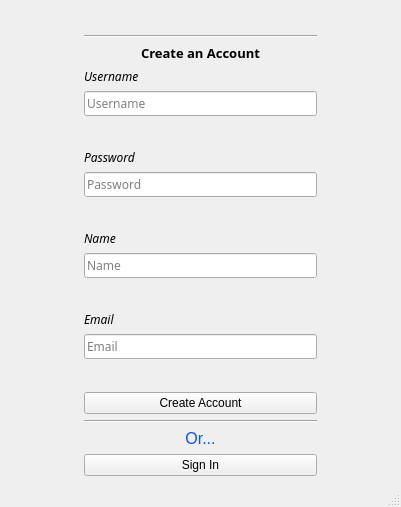
Before: the Qt Designer form ui/createAccount.ui in nfoert/jadelauncher_actionstest, drawn with Qt 5.
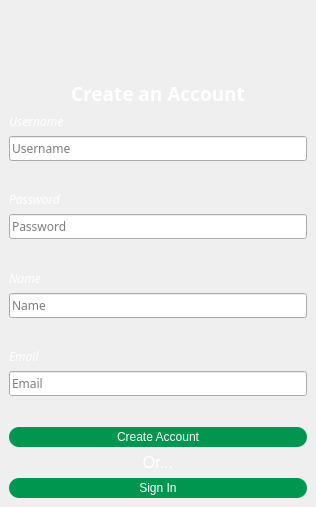
After: the same form once the commit is applied. Icons and pictures are not drawn.

What changed in the file:
```diff
--- a/ui/createAccount.ui
+++ b/ui/createAccount.ui
@@ -6,7 +6,7 @@
    <rect>
     <x>0</x>
     <y>0</y>
-    <width>401</width>
+    <width>316</width>
     <height>507</height>
    </rect>
   </property>
@@ -15,31 +15,39 @@
   </property>
   <property name="windowIcon">
    <iconset resource="../assets.qrc">
-    <normaloff>:/images/assets/jadeIcon.png</normaloff>:/images/assets/jadeIcon.png</iconset>
+    <normaloff>:/icons/assets/icons/jadeIcon.png</normaloff>:/icons/assets/icons/jadeIcon.png</iconset>
+  </property>
+  <property name="styleSheet">
+   <string notr="true">QMainWindow {
+	border-image: url(:/backgrounds/assets/backgrounds/accountBackground.png) 0 0 0 0 stretch stretch;
+}
+</string>
   </property>
   <widget class="QWidget" name="centralwidget">
-   <layout class="QGridLayout" name="gridLayout_3">
-    <item row="0" column="0">
-     <layout class="QVBoxLayout" name="verticalLayout">
-      <item>
        <layout class="QGridLayout" name="gridLayout">
         <item row="0" column="0">
-         <spacer name="horizontalSpacer_3">
+     <layout class="QVBoxLayout" name="verticalLayout_9">
+      <item>
+       <layout class="QVBoxLayout" name="verticalLayout_2">
+        <item>
+         <layout class="QVBoxLayout" name="verticalLayout">
+          <item>
+           <spacer name="verticalSpacer_2">
           <property name="orientation">
-           <enum>Qt::Horizontal</enum>
+             <enum>Qt::Vertical</enum>
           </property>
           <property name="sizeType">
            <enum>QSizePolicy::Fixed</enum>
           </property>
           <property name="sizeHint" stdset="0">
            <size>
-            <width>115</width>
+              <width>20</width>
             <height>20</height>
            </size>
           </property>
          </spacer>
         </item>
-        <item row="0" column="1">
+          <item alignment="Qt::AlignHCenter">
          <widget class="QLabel" name="topBox_image">
           <property name="sizePolicy">
            <sizepolicy hsizetype="Fixed" vsizetype="Fixed">
@@ -47,10 +55,16 @@
             <verstretch>0</verstretch>
            </sizepolicy>
           </property>
+            <property name="minimumSize">
+             <size>
+              <width>165</width>
+              <height>25</height>
+             </size>
+            </property>
           <property name="maximumSize">
            <size>
-            <width>130</width>
-            <height>99</height>
+              <width>165</width>
+              <height>25</height>
            </size>
           </property>
           <property name="text">
@@ -64,50 +78,23 @@
           </property>
          </widget>
         </item>
-        <item row="0" column="2">
-         <spacer name="horizontalSpacer_4">
+          <item>
+           <spacer name="verticalSpacer">
           <property name="orientation">
-           <enum>Qt::Horizontal</enum>
+             <enum>Qt::Vertical</enum>
           </property>
           <property name="sizeType">
            <enum>QSizePolicy::Fixed</enum>
           </property>
           <property name="sizeHint" stdset="0">
            <size>
-            <width>115</width>
+              <width>20</width>
             <height>20</height>
            </size>
           </property>
          </spacer>
         </item>
        </layout>
-      </item>
-      <item>
-       <layout class="QGridLayout" name="gridLayout_2">
-        <item row="0" column="0">
-         <spacer name="horizontalSpacer">
-          <property name="orientation">
-           <enum>Qt::Horizontal</enum>
-          </property>
-          <property name="sizeType">
-           <enum>QSizePolicy::Fixed</enum>
-          </property>
-          <property name="sizeHint" stdset="0">
-           <size>
-            <width>75</width>
-            <height>20</height>
-           </size>
-          </property>
-         </spacer>
-        </item>
-        <item row="0" column="1">
-         <layout class="QVBoxLayout" name="mainBox">
-          <item>
-           <widget class="Line" name="line_3">
-            <property name="orientation">
-             <enum>Qt::Horizontal</enum>
-            </property>
-           </widget>
           </item>
           <item>
            <widget class="QLabel" name="mainBox_text">
@@ -116,26 +103,36 @@
               <family>Segoe UI Light</family>
              </font>
             </property>
+          <property name="styleSheet">
+           <string notr="true">color: rgb(255, 255, 255);</string>
+          </property>
             <property name="text">
-             <string>&lt;html&gt;&lt;head/&gt;&lt;body&gt;&lt;p align=&quot;center&quot;&gt;&lt;span style=&quot; font-size:10pt; font-weight:600;&quot;&gt;Create an Account&lt;/span&gt;&lt;/p&gt;&lt;/body&gt;&lt;/html&gt;</string>
+           <string>&lt;html&gt;&lt;head/&gt;&lt;body&gt;&lt;p align=&quot;center&quot;&gt;&lt;span style=&quot; font-size:14pt; font-weight:600;&quot;&gt;Create an Account&lt;/span&gt;&lt;/p&gt;&lt;/body&gt;&lt;/html&gt;</string>
             </property>
            </widget>
           </item>
+       </layout>
+      </item>
           <item>
-           <layout class="QGridLayout" name="usernameBox">
-            <item row="0" column="0">
+       <layout class="QVBoxLayout" name="verticalLayout_7">
+        <item>
+         <layout class="QVBoxLayout" name="verticalLayout_3">
+          <item>
              <widget class="QLabel" name="usernameBox_text">
               <property name="font">
                <font>
                 <family>Segoe UI Light</family>
                </font>
               </property>
+            <property name="styleSheet">
+             <string notr="true">color: rgb(255, 255, 255);</string>
+            </property>
               <property name="text">
-               <string>&lt;html&gt;&lt;head/&gt;&lt;body&gt;&lt;p&gt;&lt;span style=&quot; font-style:italic;&quot;&gt;Username&lt;/span&gt;&lt;/p&gt;&lt;/body&gt;&lt;/html&gt;</string>
+             <string>&lt;html&gt;&lt;head/&gt;&lt;body&gt;&lt;p&gt;&lt;span style=&quot; font-size:9pt; font-style:italic;&quot;&gt;Username&lt;/span&gt;&lt;/p&gt;&lt;/body&gt;&lt;/html&gt;</string>
               </property>
              </widget>
             </item>
-            <item row="1" column="0">
+          <item>
              <widget class="QLineEdit" name="usernameBox_edit">
               <property name="font">
                <font>
@@ -145,6 +142,9 @@
               <property name="statusTip">
                <string>Please type your username</string>
               </property>
+            <property name="styleSheet">
+             <string notr="true"/>
+            </property>
               <property name="inputMask">
                <string/>
               </property>
@@ -165,33 +165,36 @@
            </layout>
           </item>
           <item>
-           <spacer name="verticalSpacer_2">
+         <spacer name="verticalSpacer_3">
             <property name="orientation">
              <enum>Qt::Vertical</enum>
             </property>
             <property name="sizeHint" stdset="0">
              <size>
               <width>20</width>
-              <height>13</height>
+            <height>40</height>
              </size>
             </property>
            </spacer>
           </item>
           <item>
-           <layout class="QGridLayout" name="passwordBox">
-            <item row="0" column="0">
+         <layout class="QVBoxLayout" name="verticalLayout_4">
+          <item>
              <widget class="QLabel" name="passwordBox_text">
               <property name="font">
                <font>
                 <family>Segoe UI Light</family>
                </font>
               </property>
+            <property name="styleSheet">
+             <string notr="true">color: rgb(255, 255, 255);</string>
+            </property>
               <property name="text">
-               <string>&lt;html&gt;&lt;head/&gt;&lt;body&gt;&lt;p&gt;&lt;span style=&quot; font-style:italic;&quot;&gt;Password&lt;/span&gt;&lt;/p&gt;&lt;/body&gt;&lt;/html&gt;</string>
+             <string>&lt;html&gt;&lt;head/&gt;&lt;body&gt;&lt;p&gt;&lt;span style=&quot; font-size:9pt; font-style:italic;&quot;&gt;Password&lt;/span&gt;&lt;/p&gt;&lt;/body&gt;&lt;/html&gt;</string>
               </property>
              </widget>
             </item>
-            <item row="1" column="0">
+          <item>
              <widget class="QLineEdit" name="passwordBox_edit">
               <property name="font">
                <font>
@@ -221,33 +224,36 @@
            </layout>
           </item>
           <item>
-           <spacer name="verticalSpacer">
+         <spacer name="verticalSpacer_4">
             <property name="orientation">
              <enum>Qt::Vertical</enum>
             </property>
             <property name="sizeHint" stdset="0">
              <size>
               <width>20</width>
-              <height>13</height>
+            <height>40</height>
              </size>
             </property>
            </spacer>
           </item>
           <item>
-           <layout class="QGridLayout" name="nameBox">
-            <item row="0" column="0">
+         <layout class="QVBoxLayout" name="verticalLayout_5">
+          <item>
              <widget class="QLabel" name="nameBox_text">
               <property name="font">
                <font>
                 <family>Segoe UI Light</family>
                </font>
               </property>
+            <property name="styleSheet">
+             <string notr="true">color: rgb(255, 255, 255);</string>
+            </property>
               <property name="text">
                <string>&lt;html&gt;&lt;head/&gt;&lt;body&gt;&lt;p&gt;&lt;span style=&quot; font-style:italic;&quot;&gt;Name&lt;/span&gt;&lt;/p&gt;&lt;/body&gt;&lt;/html&gt;</string>
               </property>
              </widget>
             </item>
-            <item row="1" column="0">
+          <item>
              <widget class="QLineEdit" name="nameBox_edit">
               <property name="font">
                <font>
@@ -277,33 +283,36 @@
            </layout>
           </item>
           <item>
-           <spacer name="verticalSpacer_3">
+         <spacer name="verticalSpacer_5">
             <property name="orientation">
              <enum>Qt::Vertical</enum>
             </property>
             <property name="sizeHint" stdset="0">
              <size>
               <width>20</width>
-              <height>13</height>
+            <height>40</height>
              </size>
             </property>
            </spacer>
           </item>
           <item>
-           <layout class="QGridLayout" name="emailBox">
-            <item row="0" column="0">
+         <layout class="QVBoxLayout" name="verticalLayout_6">
+          <item>
              <widget class="QLabel" name="emailBox_text">
               <property name="font">
                <font>
                 <family>Segoe UI Light</family>
                </font>
               </property>
+            <property name="styleSheet">
+             <string notr="true">color: rgb(255, 255, 255);</string>
+            </property>
               <property name="text">
-               <string>&lt;html&gt;&lt;head/&gt;&lt;body&gt;&lt;p&gt;&lt;span style=&quot; font-style:italic;&quot;&gt;Email&lt;/span&gt;&lt;/p&gt;&lt;/body&gt;&lt;/html&gt;</string>
+             <string>&lt;html&gt;&lt;head/&gt;&lt;body&gt;&lt;p&gt;&lt;span style=&quot; font-size:9pt; font-style:italic;&quot;&gt;Email&lt;/span&gt;&lt;/p&gt;&lt;/body&gt;&lt;/html&gt;</string>
               </property>
              </widget>
             </item>
-            <item row="1" column="0">
+          <item>
              <widget class="QLineEdit" name="emailBox_edit">
               <property name="font">
                <font>
@@ -330,70 +339,112 @@
               </property>
              </widget>
             </item>
-           </layout>
-          </item>
           <item>
-           <spacer name="verticalSpacer_4">
+           <spacer name="verticalSpacer_6">
             <property name="orientation">
              <enum>Qt::Vertical</enum>
             </property>
             <property name="sizeHint" stdset="0">
              <size>
               <width>20</width>
-              <height>13</height>
+              <height>40</height>
              </size>
             </property>
            </spacer>
           </item>
+         </layout>
+        </item>
+       </layout>
+      </item>
+      <item>
+       <layout class="QVBoxLayout" name="verticalLayout_8">
           <item>
            <widget class="QPushButton" name="mainBox_button">
+          <property name="minimumSize">
+           <size>
+            <width>0</width>
+            <height>20</height>
+           </size>
+          </property>
+          <property name="maximumSize">
+           <size>
+            <width>16777215</width>
+            <height>16777215</height>
+           </size>
+          </property>
             <property name="statusTip">
              <string>Create your Account</string>
             </property>
+          <property name="styleSheet">
+           <string notr="true">QPushButton {
+	background-color: rgb(0, 150, 80);
+	border-color: rgb(0, 255, 0);
+	border-radius: 10px;
+	font: 10pt &quot;Calibri&quot;;
+	
+	color: rgb(255, 255, 255);
+}
+
+QPushButton:hover {
+	background-color: rgb(0, 170, 100);
+}
+
+QPushButton:pressed {
+	
+	background-color: rgb(0, 200, 120);
+}</string>
+          </property>
             <property name="text">
              <string>Create Account</string>
             </property>
            </widget>
           </item>
-         </layout>
-        </item>
-        <item row="0" column="2">
-         <spacer name="horizontalSpacer_2">
-          <property name="orientation">
-           <enum>Qt::Horizontal</enum>
-          </property>
-          <property name="sizeType">
-           <enum>QSizePolicy::Fixed</enum>
-          </property>
-          <property name="sizeHint" stdset="0">
-           <size>
-            <width>75</width>
-            <height>20</height>
-           </size>
-          </property>
-         </spacer>
-        </item>
-        <item row="1" column="1">
-         <layout class="QVBoxLayout" name="switchWindowBox">
-          <item>
-           <widget class="Line" name="line_4">
-            <property name="orientation">
-             <enum>Qt::Horizontal</enum>
-            </property>
-           </widget>
-          </item>
           <item>
            <widget class="QLabel" name="switchWindowBox_text">
+          <property name="maximumSize">
+           <size>
+            <width>16777215</width>
+            <height>20</height>
+           </size>
+          </property>
+          <property name="styleSheet">
+           <string notr="true">color: rgb(255, 255, 255);</string>
+          </property>
             <property name="text">
-             <string>&lt;html&gt;&lt;head/&gt;&lt;body&gt;&lt;p align=&quot;center&quot;&gt;&lt;span style=&quot; font-size:12pt; color:#0055ff;&quot;&gt;Or...&lt;/span&gt;&lt;/p&gt;&lt;/body&gt;&lt;/html&gt;</string>
+           <string>&lt;html&gt;&lt;head/&gt;&lt;body&gt;&lt;p align=&quot;center&quot;&gt;&lt;span style=&quot; font-size:12pt;&quot;&gt;Or...&lt;/span&gt;&lt;/p&gt;&lt;/body&gt;&lt;/html&gt;</string>
             </property>
            </widget>
           </item>
           <item>
            <widget class="QPushButton" name="switchWindowBox_button">
+          <property name="minimumSize">
+           <size>
+            <width>0</width>
+            <height>20</height>
+           </size>
+          </property>
             <property name="statusTip">
              <string>Switch to the Sign In window</string>
             </property>
+          <property name="styleSheet">
+           <string notr="true">QPushButton {
+	background-color: rgb(0, 150, 80);
+	border-color: rgb(0, 255, 0);
+	border-radius: 10px;
+	font: 10pt &quot;Calibri&quot;;
+	
+	color: rgb(255, 255, 255);
+}
+
+QPushButton:hover {
+	background-color: rgb(0, 170, 100);
+}
+
+QPushButton:pressed {
+	
+	background-color: rgb(0, 200, 120);
+}</string>
+          </property>
             <property name="text">
              <string>Sign In</string>
             </property>
@@ -404,10 +455,7 @@
        </layout>
       </item>
      </layout>
-    </item>
-   </layout>
   </widget>
-  <widget class="QStatusBar" name="statusbar"/>
  </widget>
  <resources>
   <include location="../assets.qrc"/>
```
Left out of the diff: 2 changed lines with no effect on the pictures. Lines whose indentation alone changed are shown as unchanged.
